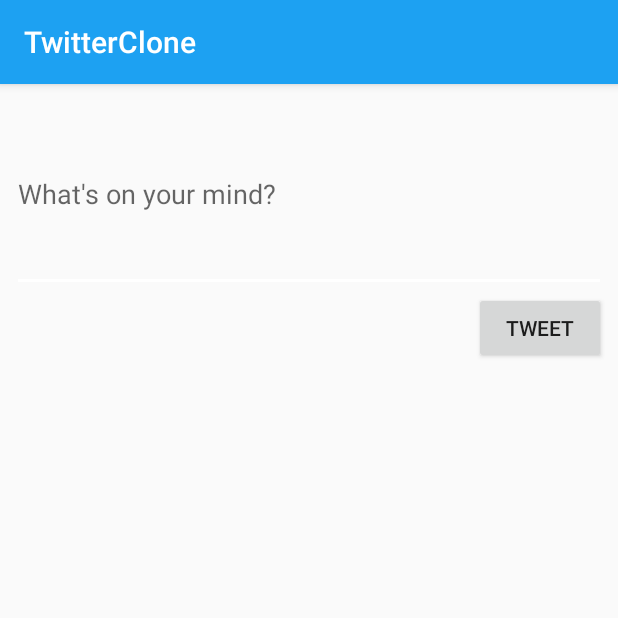
After one commit to dhs43/TwitterClone, an Android app: the ComposeActivity screen opened directly, with no data from a screen before it, on a phone screen of 412 x 824 dp, the top half of it. The commit adds this screen. Run offline under Robolectric (Android 15) with nearby library versions, the phone set to English and light mode, and no system bars; our stand-ins replace Room's generated code; libraries missing offline, so code that uses them is left out: com.facebook.stetho, com.loopj.android, cz.msebera.android, org.parceler; 1 statement that could not run was skipped.

Commit message:
User can now post a tweet

```diff
--- a/app/build.gradle
+++ b/app/build.gradle
@@ -47,5 +47,6 @@ dependencies {
     implementation 'com.facebook.stetho:stetho:1.5.0'
     implementation 'com.android.support:recyclerview-v7:28.0.0'
     implementation 'com.android.support:support-v4:28.0.0'
-
+    implementation 'org.parceler:parceler-api:1.1.12'
+    annotationProcessor 'org.parceler:parceler:1.1.12'
 }
--- a/app/src/main/AndroidManifest.xml
+++ b/app/src/main/AndroidManifest.xml
@@ -4,7 +4,7 @@
     android:versionCode="1"
     android:versionName="1.0">
 
-    <uses-permission android:name="android.permission.INTERNET"/>
+    <uses-permission android:name="android.permission.INTERNET" />
     <uses-permission android:name="android.permission.WRITE_EXTERNAL_STORAGE" />
 
     <application
@@ -13,7 +13,8 @@
         android:icon="@drawable/app_icon"
         android:label="@string/app_name"
         android:theme="@style/AppTheme">
-        <activity android:name=".TimelineActivity"></activity>
+        <activity android:name=".ComposeActivity"></activity>
+        <activity android:name=".TimelineActivity" />
         <activity
             android:name=".LoginActivity"
             android:label="@string/app_name"
--- /dev/null
+++ b/app/src/main/java/com/codepath/apps/restclienttemplate/ComposeActivity.java
@@ -0,0 +1,75 @@
+package com.codepath.apps.restclienttemplate;
+
+import android.content.Intent;
+import android.os.Bundle;
+import android.support.v7.app.AppCompatActivity;
+import android.util.Log;
+import android.view.View;
+import android.widget.Button;
+import android.widget.EditText;
+import android.widget.Toast;
+
+import com.codepath.apps.restclienttemplate.models.Tweet;
+import com.loopj.android.http.JsonHttpResponseHandler;
+
+import org.json.JSONException;
+import org.json.JSONObject;
+import org.parceler.Parcels;
+
+import cz.msebera.android.httpclient.Header;
+
+public class ComposeActivity extends AppCompatActivity {
+
+    public static final int CHARACTER_LIMIT = 140;
+
+    private EditText etCompose;
+    private Button btnTweet;
+
+    private TwitterClient client;
+
+    @Override
+    protected void onCreate(Bundle savedInstanceState) {
+        super.onCreate(savedInstanceState);
+        setContentView(R.layout.activity_compose);
+
+        etCompose = findViewById(R.id.etCompose);
+        btnTweet = findViewById(R.id.btnTweet);
+        client = TwitterApp.getRestClient(this);
+
+        btnTweet.setOnClickListener(new View.OnClickListener() {
+            @Override
+            public void onClick(View view) {
+                String tweetContent = etCompose.getText().toString();
+                if (tweetContent.isEmpty()) {
+                    Toast.makeText(ComposeActivity.this, "Your tweet is empty", Toast.LENGTH_LONG).show();
+                    return;
+                }
+                if (tweetContent.length() > CHARACTER_LIMIT) {
+                    Toast.makeText(ComposeActivity.this, "Your tweet is too long", Toast.LENGTH_LONG).show();
+                    return;
+                }
+                client.composeTweet(tweetContent, new JsonHttpResponseHandler() {
+                    @Override
+                    public void onSuccess(int statusCode, Header[] headers, JSONObject response) {
+                        Log.d("TwitterClient", "composeSuccess");
+                        try {
+                            Tweet tweet = Tweet.fromJson(response);
+                            Intent data = new Intent();
+                            data.putExtra("tweet", Parcels.wrap(tweet));
+                            setResult(ComposeActivity.RESULT_OK, data);
+                            Log.d("TwitterClient", "innerloop");
+                            finish(); //closes the activity
+                        } catch (JSONException e) {
+                            e.printStackTrace();
+                        }
+                    }
+
+                    @Override
+                    public void onFailure(int statusCode, Header[] headers, Throwable throwable, JSONObject errorResponse) {
+                        Log.e("TwitterClient", "composeFailure: " + errorResponse);
+                    }
+                });
+            }
+        });
+    }
+}
--- a/app/src/main/java/com/codepath/apps/restclienttemplate/models/Tweet.java
+++ b/app/src/main/java/com/codepath/apps/restclienttemplate/models/Tweet.java
@@ -3,7 +3,9 @@ package com.codepath.apps.restclienttemplate.models;
 import org.json.JSONArray;
 import org.json.JSONException;
 import org.json.JSONObject;
+import org.parceler.Parcel;
 
+@Parcel
 public class Tweet {
     public String body;
     public long uid;
@@ -12,6 +14,9 @@ public class Tweet {
     public String mediaLink;
     public static Boolean isRetweet = false;
     //public String videoLink;
+
+    public Tweet() {//empty constructor for Parceler
+    }
 
     public static Tweet fromJson(JSONObject jsonObject) throws JSONException {
 
--- a/app/src/main/java/com/codepath/apps/restclienttemplate/models/User.java
+++ b/app/src/main/java/com/codepath/apps/restclienttemplate/models/User.java
@@ -2,13 +2,18 @@ package com.codepath.apps.restclienttemplate.models;
 
 import org.json.JSONException;
 import org.json.JSONObject;
+import org.parceler.Parcel;
 
+@Parcel
 public class User {
 
     public String name;
     public long uid;
     public String screenName;
     public String profileImageUrl;
+
+    public User(){
+    }
 
     public static User fromJson(JSONObject jsonObject) throws JSONException {
         User user = new User();
--- /dev/null
+++ b/app/src/main/res/layout/activity_compose.xml
@@ -0,0 +1,31 @@
+<?xml version="1.0" encoding="utf-8"?>
+<android.support.constraint.ConstraintLayout xmlns:android="http://schemas.android.com/apk/res/android"
+    xmlns:app="http://schemas.android.com/apk/res-auto"
+    xmlns:tools="http://schemas.android.com/tools"
+    android:layout_width="match_parent"
+    android:layout_height="match_parent"
+    tools:context=".ComposeActivity">
+
+    <EditText
+        android:id="@+id/etCompose"
+        android:layout_width="match_parent"
+        android:layout_height="wrap_content"
+        app:layout_constraintLeft_toLeftOf="parent"
+        app:layout_constraintTop_toTopOf="parent"
+        android:ems="10"
+        android:hint="@string/compose_hint"
+        android:inputType="textMultiLine"
+        android:minLines="5"
+        tools:layout_editor_absoluteX="0dp"
+        tools:layout_editor_absoluteY="16dp"
+        android:layout_margin="8dp"/>
+
+    <Button
+        android:id="@+id/btnTweet"
+        android:layout_width="wrap_content"
+        android:layout_height="wrap_content"
+        app:layout_constraintTop_toBottomOf="@id/etCompose"
+        app:layout_constraintRight_toRightOf="parent"
+        android:text="@string/button_tweet"
+        android:layout_marginEnd="8dp"/>
+</android.support.constraint.ConstraintLayout>
--- a/app/src/main/res/values/strings.xml
+++ b/app/src/main/res/values/strings.xml
@@ -5,5 +5,7 @@
     <string name="login_label">Log in</string>
     <string name="intent_scheme">oauth</string>
     <string name="intent_host">cprest</string>
+    <string name="compose_hint">What\'s on your mind?</string>
+    <string name="button_tweet">Tweet</string>
 
 </resources>
```
Also changed, not shown: app/src/main/java/com/codepath/apps/restclienttemplate/TimelineActivity.java (+43 -0 lines), app/src/main/java/com/codepath/apps/restclienttemplate/TwitterClient.java (+9 -0 lines), app/src/main/res/menu/menu_main.xml (added, +10 -0 lines).
